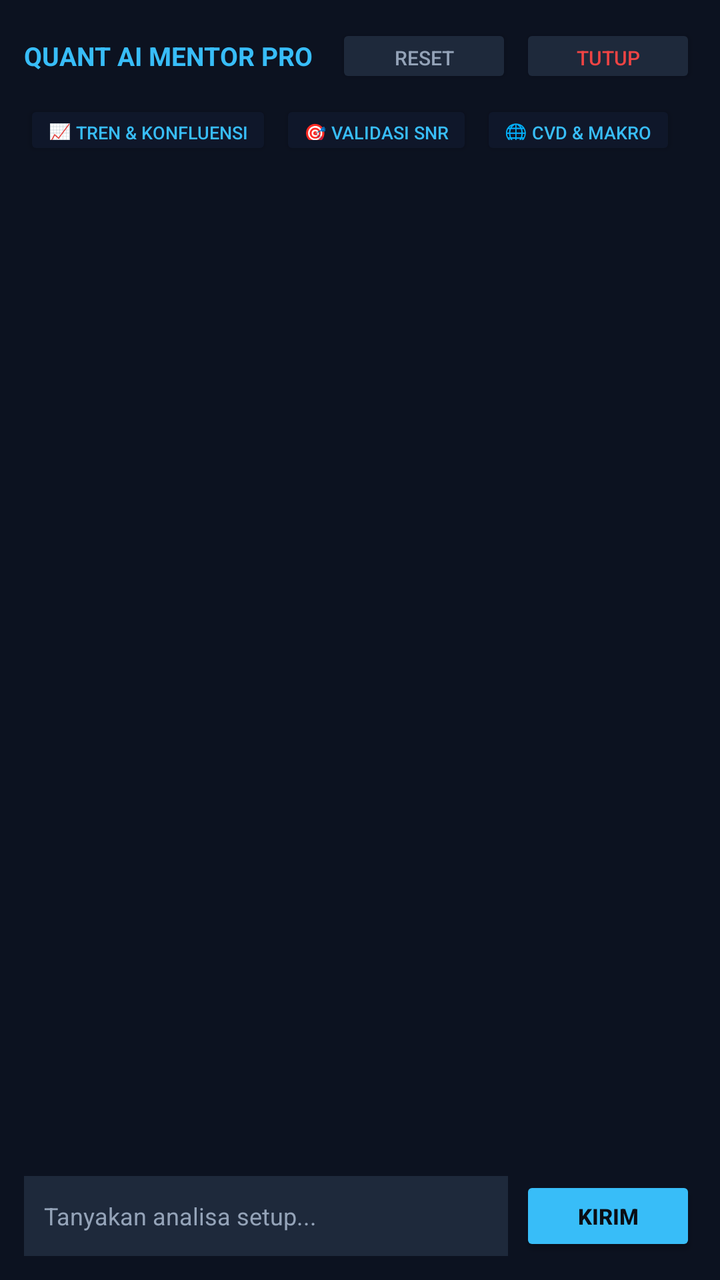
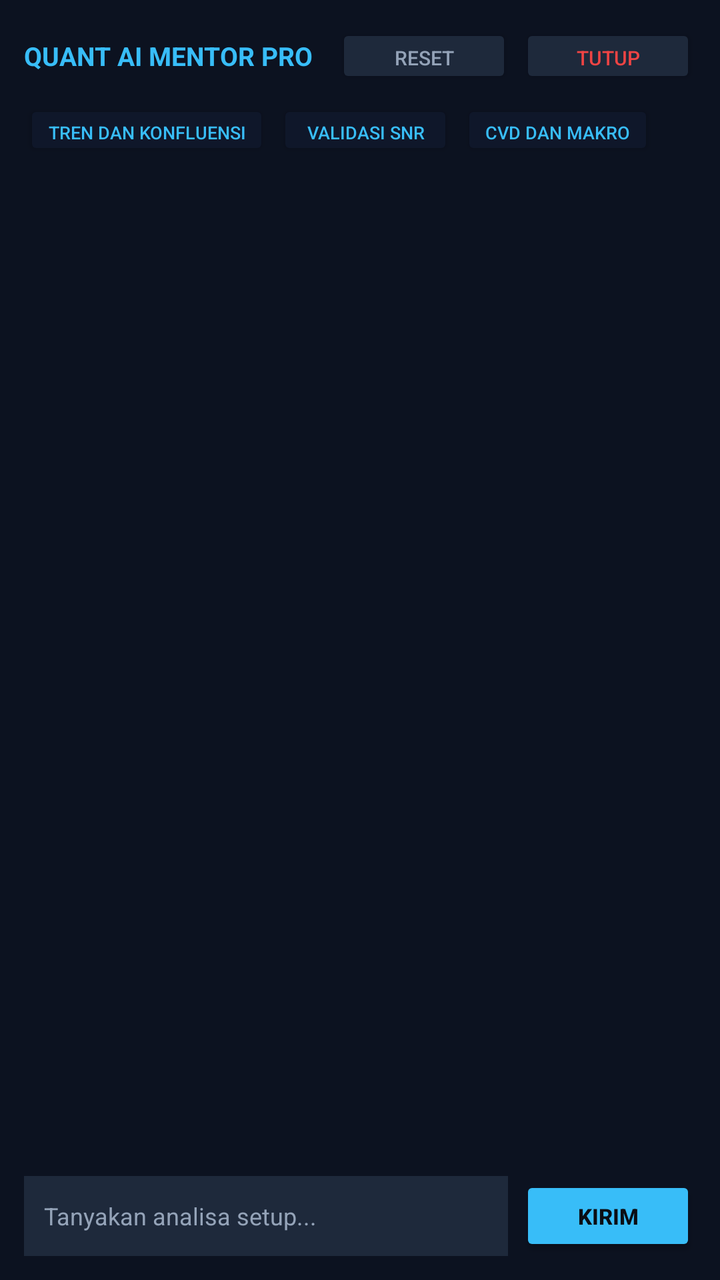

Compare the two renders of this Android layout. The source of the first and the diff that turns it into the second are given below.
<!-- AndroidManifest.xml: application theme Theme.QuantTerminal -->
<!-- res/layout/overlay_bottomsheet.xml -->
<?xml version="1.0" encoding="utf-8"?>
<LinearLayout xmlns:android="http://schemas.android.com/apk/res/android"
    android:layout_width="match_parent"
    android:layout_height="match_parent"
    android:orientation="vertical"
    android:background="#ee0c1322"
    android:padding="12dp">

    
    <LinearLayout
        android:layout_width="match_parent"
        android:layout_height="wrap_content"
        android:orientation="horizontal"
        android:gravity="center_vertical"
        android:paddingBottom="6dp">

        <TextView
            android:layout_width="0dp"
            android:layout_height="wrap_content"
            android:layout_weight="1"
            android:text="QUANT AI MENTOR PRO"
            android:textColor="@color/brand_sky_blue"
            android:textStyle="bold"
            android:textSize="13sp" />

        <Button
            android:id="@+id/btn_reset_chat"
            android:layout_width="wrap_content"
            android:layout_height="32dp"
            android:text="Reset"
            android:textSize="10sp"
            android:backgroundTint="@color/surface_slate_800"
            android:textColor="@color/text_secondary" />

        <Button
            android:id="@+id/btn_close_sheet"
            android:layout_width="wrap_content"
            android:layout_height="32dp"
            android:text="Tutup"
            android:textSize="10sp"
            android:backgroundTint="@color/surface_slate_800"
            android:textColor="@color/signal_sell_red"
            android:layout_marginStart="4dp" />
    </LinearLayout>

    
    <HorizontalScrollView
        android:layout_width="match_parent"
        android:layout_height="wrap_content"
        android:scrollbars="none"
        android:paddingBottom="6dp">

        <LinearLayout
            android:layout_width="wrap_content"
            android:layout_height="wrap_content"
            android:orientation="horizontal">

            <Button
                android:id="@+id/chip_trend"
                android:layout_width="wrap_content"
                android:layout_height="30dp"
                android:text="📈 Tren &amp; Konfluensi"
                android:textSize="9sp"
                android:backgroundTint="@color/surface_slate_900"
                android:textColor="@color/brand_sky_blue" />

            <Button
                android:id="@+id/chip_snr"
                android:layout_width="wrap_content"
                android:layout_height="30dp"
                android:text="🎯 Validasi SNR"
                android:textSize="9sp"
                android:backgroundTint="@color/surface_slate_900"
                android:textColor="@color/brand_sky_blue"
                android:layout_marginStart="4dp" />

            <Button
                android:id="@+id/chip_macro"
                android:layout_width="wrap_content"
                android:layout_height="30dp"
                android:text="🌐 CVD &amp; Makro"
                android:textSize="9sp"
                android:backgroundTint="@color/surface_slate_900"
                android:textColor="@color/brand_sky_blue"
                android:layout_marginStart="4dp" />
        </LinearLayout>
    </HorizontalScrollView>

    
    <ScrollView
        android:id="@+id/scroll_chat"
        android:layout_width="match_parent"
        android:layout_height="0dp"
        android:layout_weight="1">

        <LinearLayout
            android:id="@+id/chat_message_container"
            android:layout_width="match_parent"
            android:layout_height="wrap_content"
            android:orientation="vertical" />
    </ScrollView>

    
    <LinearLayout
        android:layout_width="match_parent"
        android:layout_height="wrap_content"
        android:orientation="horizontal"
        android:gravity="center_vertical"
        android:paddingTop="6dp">

        <EditText
            android:id="@+id/et_chat_input"
            android:layout_width="0dp"
            android:layout_height="40dp"
            android:layout_weight="1"
            android:background="@color/surface_slate_800"
            android:hint="Tanyakan analisa setup..."
            android:textColor="@color/text_primary"
            android:textColorHint="@color/text_secondary"
            android:paddingHorizontal="10dp"
            android:textSize="12sp"
            android:inputType="text" />

        <Button
            android:id="@+id/btn_chat_send"
            android:layout_width="wrap_content"
            android:layout_height="40dp"
            android:text="Kirim"
            android:textSize="11sp"
            android:backgroundTint="@color/brand_sky_blue"
            android:textColor="@color/bg_void_dark"
            android:textStyle="bold"
            android:layout_marginStart="6dp" />
    </LinearLayout>
</LinearLayout>
<!-- resources referenced by this layout -->
<resources>
  <color name="bg_void_dark">#0b0e14</color>
  <color name="brand_sky_blue">#38bdf8</color>
  <color name="signal_sell_red">#ef4444</color>
  <color name="surface_slate_800">#1e293b</color>
  <color name="surface_slate_900">#0f172a</color>
  <color name="text_primary">#f8fafc</color>
  <color name="text_secondary">#94a3b8</color>
  <style name="Theme.QuantTerminal" parent="Theme.MaterialComponents.DayNight.NoActionBar">
          <item name="android:statusBarColor">@color/bg_void_dark</item>
          <item name="android:navigationBarColor">@color/bg_void_dark</item>
          <item name="android:windowBackground">@color/bg_void_dark</item>
          <item name="colorPrimary">@color/brand_sky_blue</item>
          <item name="colorSecondary">@color/macro_amber_gold</item>
      </style>
  <color name="macro_amber_gold">#f59e0b</color>
</resources>

<!-- the commit's change to res/layout/overlay_bottomsheet.xml (unified diff, before → after) -->
@@ -59,7 +59,7 @@
                 android:id="@+id/chip_trend"
                 android:layout_width="wrap_content"
                 android:layout_height="30dp"
-                android:text="📈 Tren &amp; Konfluensi"
+                android:text="Tren dan Konfluensi"
                 android:textSize="9sp"
                 android:backgroundTint="@color/surface_slate_900"
                 android:textColor="@color/brand_sky_blue" />
@@ -68,7 +68,7 @@
                 android:id="@+id/chip_snr"
                 android:layout_width="wrap_content"
                 android:layout_height="30dp"
-                android:text="🎯 Validasi SNR"
+                android:text="Validasi SNR"
                 android:textSize="9sp"
                 android:backgroundTint="@color/surface_slate_900"
                 android:textColor="@color/brand_sky_blue"
@@ -78,7 +78,7 @@
                 android:id="@+id/chip_macro"
                 android:layout_width="wrap_content"
                 android:layout_height="30dp"
-                android:text="🌐 CVD &amp; Makro"
+                android:text="CVD dan Makro"
                 android:textSize="9sp"
                 android:backgroundTint="@color/surface_slate_900"
                 android:textColor="@color/brand_sky_blue"
